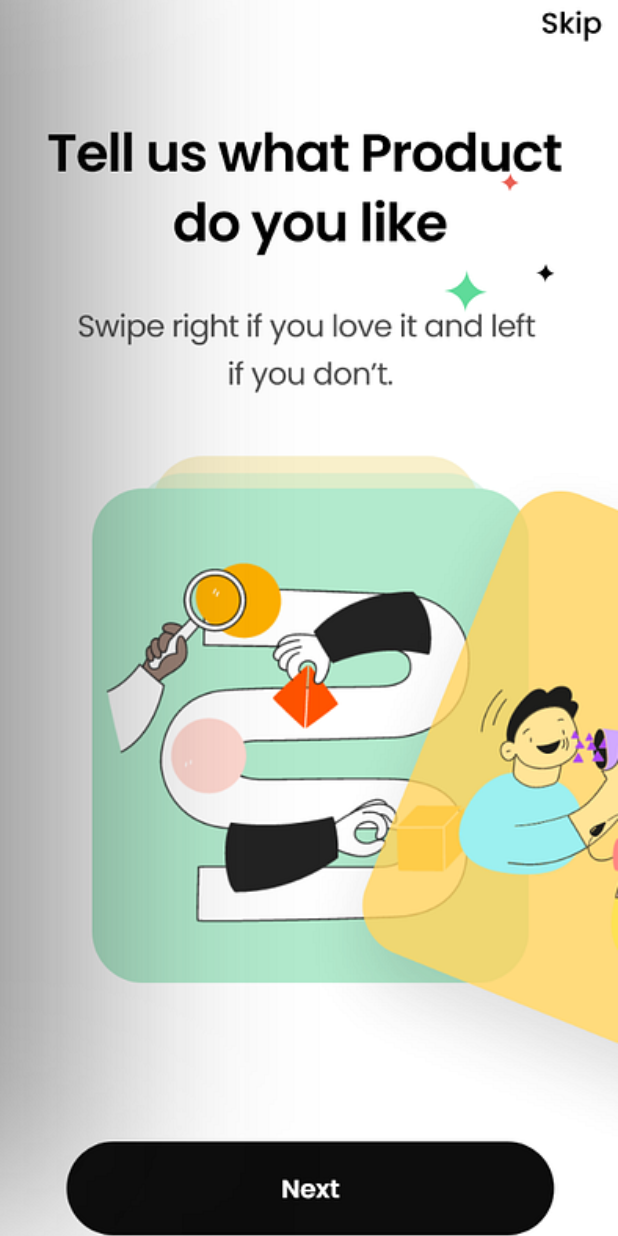
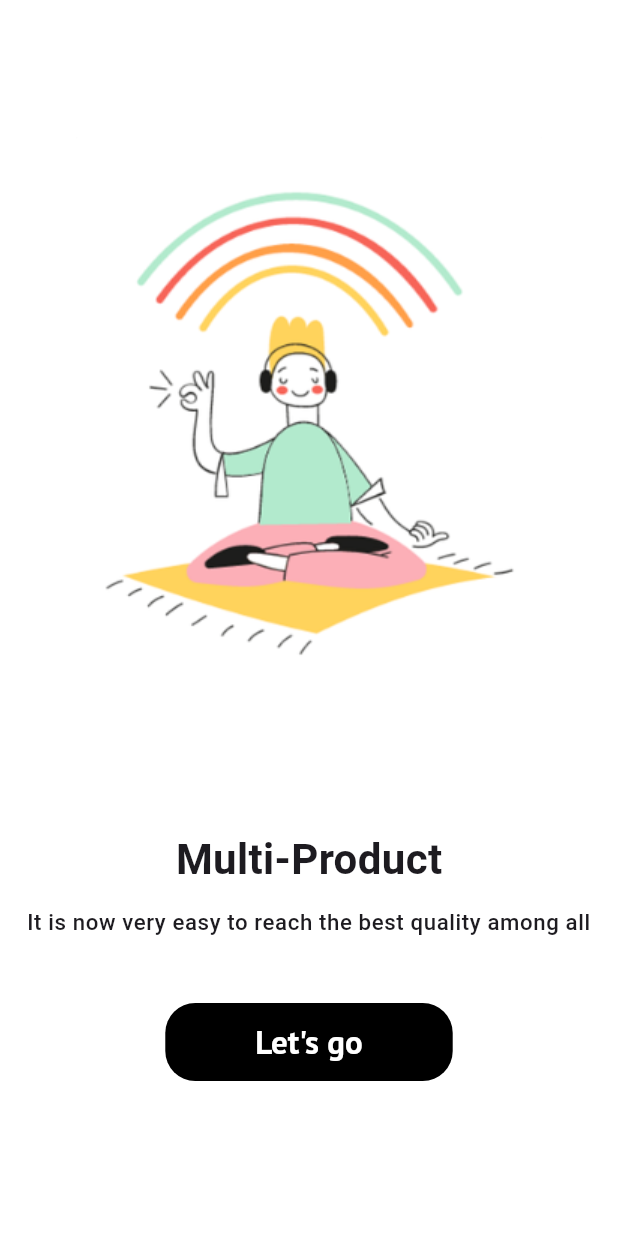
Before and after one commit to Zimil-Patel/e_com_app, a Flutter app: the SplashScreen screen opened directly, on a phone screen of 412 x 824 dp. Run offline on Flutter 3.47's test engine with Material 3 defaults, Android fonts, the phone set to English and light mode, and no system bars; our stand-ins replace blurrycontainer, flutter_rating_bar, google_fonts; missing offline and left inert: svg_flutter.

Commit message:
27 Oct 24

```diff
--- a/lib/main.dart
+++ b/lib/main.dart
@@ -2,9 +2,7 @@ import 'package:e_com_app/controller/data_provider.dart';
 import 'package:e_com_app/controller/home_provider.dart';
 import 'package:e_com_app/utils/constants.dart';
 import 'package:e_com_app/utils/theme.dart';
-import 'package:e_com_app/view/cart%20screen/cart_screen.dart';
-import 'package:e_com_app/view/detail%20screen/detail_screen.dart';
-import 'package:e_com_app/view/home%20screen/home_screen.dart';
+import 'package:e_com_app/view/splash%20screen/splash_screen.dart';
 import 'package:flutter/material.dart';
 import 'package:provider/provider.dart';
 
@@ -44,7 +42,7 @@ class EComApp extends StatelessWidget {
     return MaterialApp(
       theme: AppTheme.lightTheme,
       debugShowCheckedModeBanner: false,
-      home: const HomeScreen(),
+      home: const SplashScreen(),
     );
   }
 }
--- a/lib/view/splash screen/splash_screen.dart
+++ b/lib/view/splash screen/splash_screen.dart
@@ -1,15 +1,54 @@
+import 'package:e_com_app/utils/constants.dart';
+import 'package:e_com_app/view/home%20screen/home_screen.dart';
+import 'package:flutter/cupertino.dart';
 import 'package:flutter/material.dart';
-
-import '../home screen/home_screen.dart';
 
 class SplashScreen extends StatelessWidget {
   const SplashScreen({super.key});
 
   @override
   Widget build(BuildContext context) {
-    Future.delayed(
-      const Duration(milliseconds: 2000),
-      () {
+    return Scaffold(
+      backgroundColor: Colors.white, // Set your desired background color
+      body: Column(
+        children: [
+          Spacer(),
+
+          // Top half for the image
+          Center(
+            child: Image.asset(
+              'assets/images/splash.png',
+              fit: BoxFit.contain,
+            ),
+          ),
+
+          const Spacer(),
+          // Bottom half for the app name or other widgets
+          const Text(
+            'Multi-Product',
+            style: TextStyle(
+              fontSize: 28.0,
+              fontWeight: FontWeight.bold,
+            ),
+          ),
+
+          Padding(
+            padding: const EdgeInsets.symmetric(
+                horizontal: defaultPadding, vertical: defaultPadding),
+            child: Text(
+                'It is now very easy to reach the best quality among all',
+                textAlign: TextAlign.center,
+                style: Theme.of(context)
+                    .textTheme
+                    .bodySmall!
+                    .copyWith(fontSize: height * 0.018)),
+          ),
+
+          const SizedBox(height: 20.0),
+
+          CupertinoButton(
+            padding: EdgeInsets.zero,
+            onPressed: () {
               Navigator.pushReplacement(
                 context,
                 MaterialPageRoute(
@@ -17,18 +56,27 @@ class SplashScreen extends StatelessWidget {
                 ),
               );
             },
-    );
-
-    return Scaffold(
-      body: Expanded(
             child: Container(
-          decoration: const BoxDecoration(
-            image: DecorationImage(
-              image: AssetImage('assets/images/splash.png'),
-              fit: BoxFit.cover,
+              margin: const EdgeInsets.symmetric(
+                  horizontal: defaultPadding, vertical: defaultPadding),
+              padding: const EdgeInsets.symmetric(
+                  horizontal: defaultPadding * 5, vertical: defaultPadding),
+              decoration: BoxDecoration(
+                color: Colors.black,
+                borderRadius: BorderRadius.circular(20),
+              ),
+              child: Text(
+                'Let\'s go',
+                style: Theme.of(context)
+                    .textTheme
+                    .titleLarge!
+                    .copyWith(color: Colors.white),
               ),
             ),
           ),
+
+          Spacer(),
+        ],
       ),
     );
   }
```
Also changed, not shown: assets/images/splash.png. Lines whose indentation alone changed are shown as unchanged.
